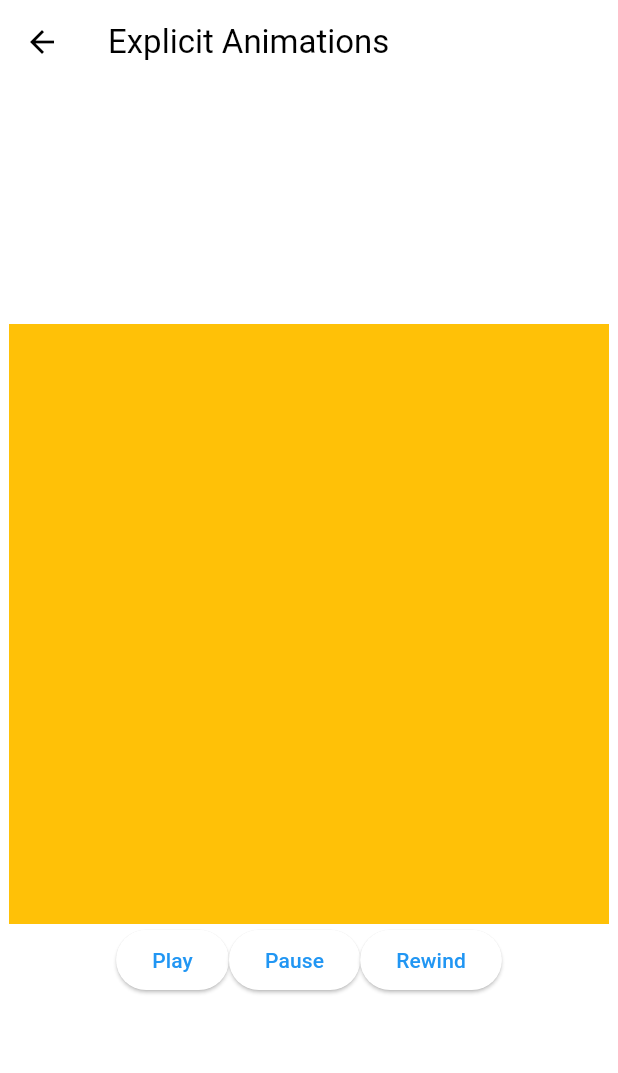
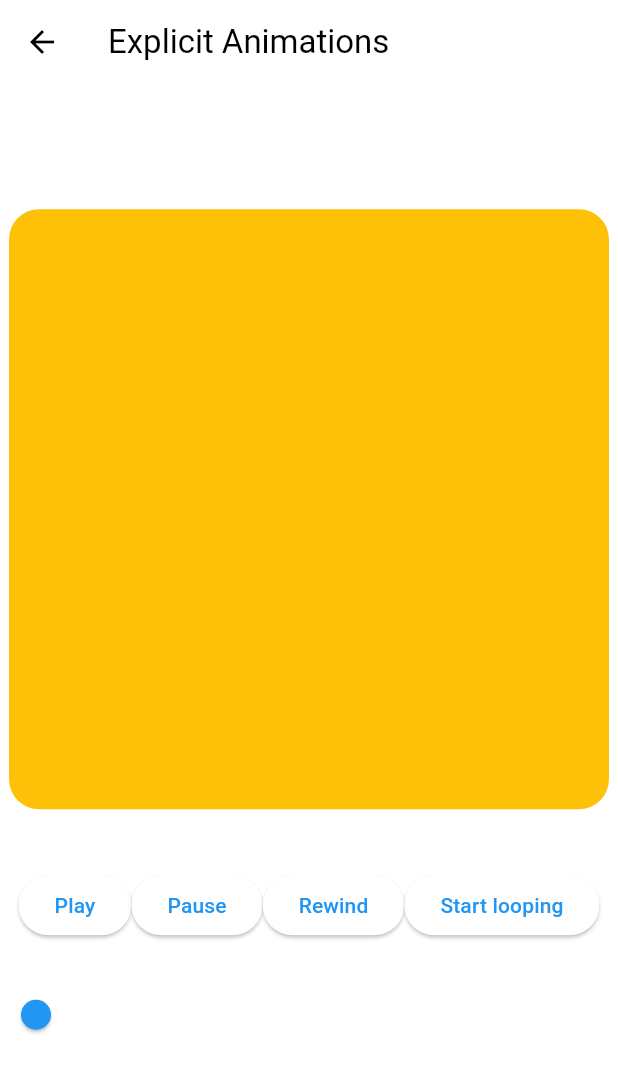
Before and after one commit to ivryxx/flutter-animation, a Flutter app: the ExplicitAnimationsScreen screen opened directly, on a phone screen of 412 x 824 dp. Shown: the top 1073 px of the screen. Run offline on Flutter 3.47's test engine with Material 2 defaults, Android fonts, the phone set to English and light mode, and no system bars.

Commit message:
repeating reverse animation

```diff
--- a/lib/screens/explicit_animations_screen.dart
+++ b/lib/screens/explicit_animations_screen.dart
@@ -12,17 +12,59 @@ class _ExplicitAnimationsScreenState extends State<ExplicitAnimationsScreen>
     with SingleTickerProviderStateMixin {
   late final AnimationController _animationController = AnimationController(
     vsync: this,
-    duration: const Duration(seconds: 10),
-  );
+    duration: const Duration(seconds: 2),
+    reverseDuration: const Duration(seconds: 1),
+  )..addListener(() {
+      _range.value = _animationController.value;
+    });
+  // ..addStatusListener((status) {
+  //   if (status == AnimationStatus.completed) {
+  //     _animationController.reverse();
+  //   } else if (status == AnimationStatus.dismissed) {
+  //     _animationController.forward();
+  //   }
+  // });
 
-  late final Animation<Color?> _color = ColorTween(
-    begin: Colors.amber,
-    end: Colors.red,
-  ).animate(_animationController);
+  // late final Animation<Color?> _color = ColorTween(
+  //   begin: Colors.amber,
+  //   end: Colors.red,
+  // ).animate(_animationController);
   //addListner 매번 컨트롤러의 값이 바뀔 때마다 함수를 실행함
   // 컨트롤러 값 수정됨 => setState 실헹 => build 메사트 다시 실행시킴
   //but,애니메이션 컨트롤러의 매 스텝마다 setState를 하는 것은 성능적으로 좋지 않음
   //그래서 컨트롤러가 변경되었을 때 UI와 통신하는 것에 특화된 위젯 :
+
+  late final Animation<Decoration> _decoration = DecorationTween(
+    begin: BoxDecoration(
+      color: Colors.amber,
+      borderRadius: BorderRadius.circular(20),
+    ),
+    end: BoxDecoration(
+      color: Colors.red,
+      borderRadius: BorderRadius.circular(120),
+    ),
+  ).animate(_curve);
+
+  late final Animation<double> _rotation = Tween(
+    begin: 0.0,
+    end: 0.5,
+  ).animate(_curve);
+
+  late final Animation<double> _scale = Tween(
+    begin: 1.0,
+    end: 1.1,
+  ).animate(_curve);
+
+  late final Animation<Offset> _position = Tween(
+    begin: const Offset(0, -0.1),
+    end: const Offset(0, -0.3),
+  ).animate(_curve);
+
+//속성을 초기화할때 this를 쓸거면 late를 사용해야 한다.
+  late final CurvedAnimation _curve = CurvedAnimation(
+    parent: _animationController,
+    curve: Curves.elasticOut,
+  );
 
   void _play() {
     _animationController.forward();
@@ -37,8 +79,30 @@ class _ExplicitAnimationsScreenState extends State<ExplicitAnimationsScreen>
   }
 
   @override
-  void initState() {
-    super.initState();
+  void dispose() {
+    _animationController.dispose();
+    super.dispose();
+  } //애니메이션 실행 중에 화면을 나가도 에러가 나지 않게 하기위해서는 컨트롤러를 만들면 폐기해야 함
+
+  final ValueNotifier<double> _range = ValueNotifier(0.0);
+  void _onChanged(double value) {
+    _range.value = 0;
+    _animationController.animateTo(value);
+  }
+
+  bool _looping = false;
+
+  void _toggleLooping() {
+    if (_looping) {
+      _animationController.stop();
+    } else {
+      _animationController.repeat(reverse: true);
+      //repeat에서 reverse를 true로 두면, 애니메이션이 처음으로 돌아가서 다시 repeat되는 게 아니라
+      //min 값과 max값 사이를 왔다갔다 repeat한다
+    }
+    setState(() {
+      _looping = !_looping;
+    });
   }
 
   @override
@@ -54,15 +118,21 @@ class _ExplicitAnimationsScreenState extends State<ExplicitAnimationsScreen>
         child: Column(
           mainAxisAlignment: MainAxisAlignment.center,
           children: [
-            AnimatedBuilder(
-              animation: _color,
-              builder: (context, child) {
-                return Container(
-                  color: _color.value,
-                  width: 400,
-                  height: 400,
-                );
-              },
+            SlideTransition(
+              position: _position,
+              child: ScaleTransition(
+                scale: _scale,
+                child: RotationTransition(
+                  turns: _rotation,
+                  child: DecoratedBoxTransition(
+                    decoration: _decoration,
+                    child: const SizedBox(
+                      height: 400,
+                      width: 400,
+                    ),
+                  ),
+                ),
+              ),
             ),
             Row(
               mainAxisAlignment: MainAxisAlignment.center,
@@ -79,7 +149,25 @@ class _ExplicitAnimationsScreenState extends State<ExplicitAnimationsScreen>
                   onPressed: _rewind,
                   child: const Text("Rewind"),
                 ),
+                ElevatedButton(
+                  onPressed: _toggleLooping,
+                  child: Text(
+                    _looping ? "Stop looping" : "Start looping",
+                  ),
+                ),
               ],
+            ),
+            const SizedBox(
+              height: 25,
+            ),
+            ValueListenableBuilder(
+              valueListenable: _range,
+              builder: (context, value, child) {
+                return Slider(
+                  value: value,
+                  onChanged: _onChanged,
+                );
+              },
             )
           ],
         ),
```
